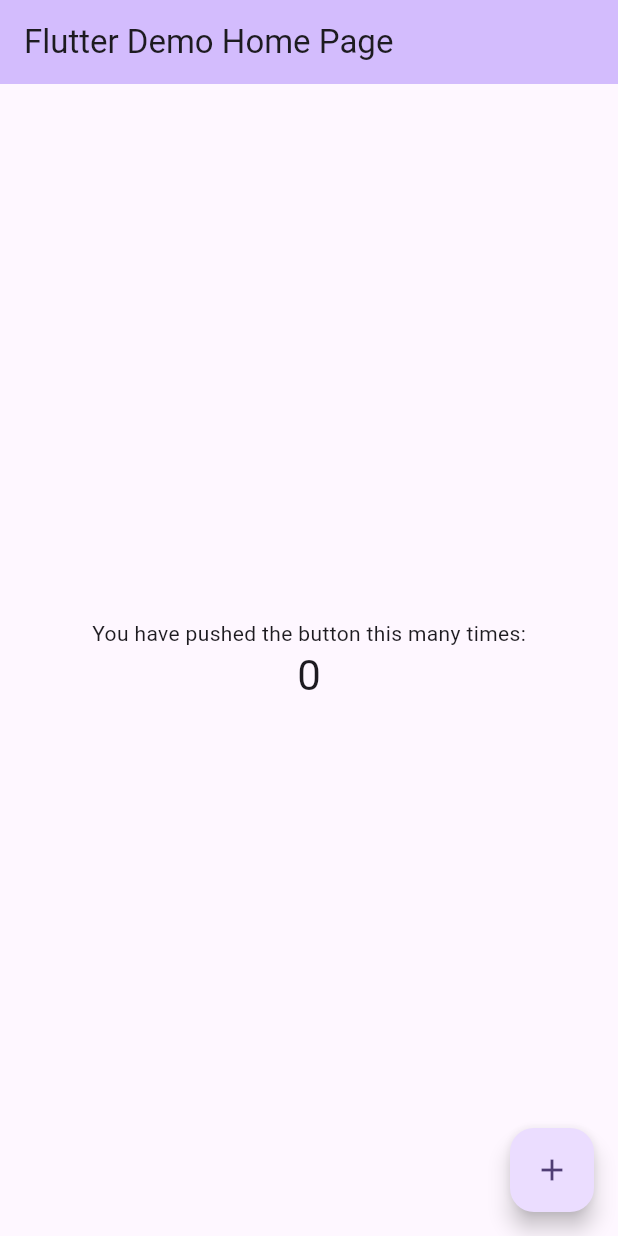
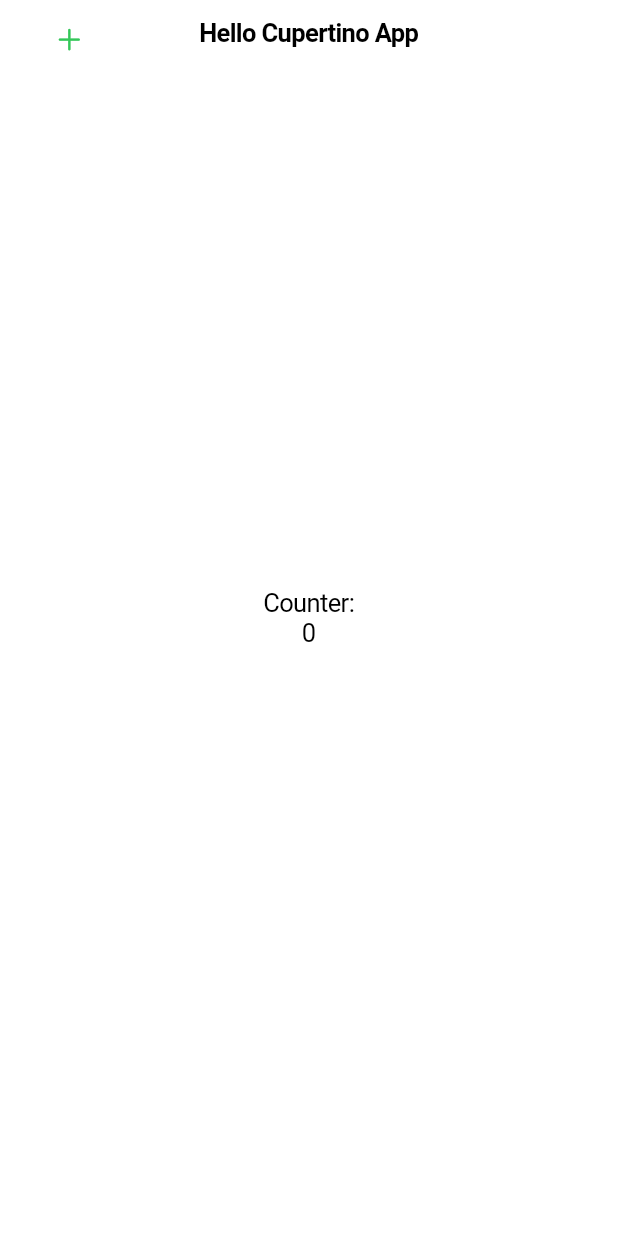
Before and after one commit to cybardev/habitmap, a Flutter app: the screen it shows after launch, on a phone screen of 412 x 824 dp. Run offline on Flutter 3.47's test engine with Material 3 defaults, Android fonts, the phone set to English and light mode, and no system bars.

Commit message:
convert style: to cupertino from material

```diff
--- a/lib/main.dart
+++ b/lib/main.dart
@@ -1,4 +1,4 @@
-import 'package:flutter/material.dart';
+import 'package:flutter/cupertino.dart';
 
 void main() {
   runApp(const MyApp());
@@ -10,9 +10,9 @@ class MyApp extends StatelessWidget {
   // This widget is the root of your application.
   @override
   Widget build(BuildContext context) {
-    return MaterialApp(
-      title: 'Flutter Demo',
-      theme: ThemeData(
+    return CupertinoApp(
+      title: 'Cupertino App Demo',
+      theme: CupertinoThemeData(
         // This is the theme of your application.
         //
         // TRY THIS: Try running your application with "flutter run". You'll see
@@ -28,9 +28,9 @@ class MyApp extends StatelessWidget {
         //
         // This works for code too, not just values: Most code changes can be
         // tested with just a hot reload.
-        colorScheme: ColorScheme.fromSeed(seedColor: Colors.deepPurple),
+        primaryColor: CupertinoColors.systemGreen,
       ),
-      home: const MyHomePage(title: 'Flutter Demo Home Page'),
+      home: const MyHomePage(title: 'Hello Cupertino App'),
     );
   }
 }
@@ -75,48 +75,38 @@ class _MyHomePageState extends State<MyHomePage> {
     // The Flutter framework has been optimized to make rerunning build methods
     // fast, so that you can just rebuild anything that needs updating rather
     // than having to individually change instances of widgets.
-    return Scaffold(
-      appBar: AppBar(
+    return CupertinoPageScaffold(
+      navigationBar: CupertinoNavigationBar(
         // TRY THIS: Try changing the color here to a specific color (to
         // Colors.amber, perhaps?) and trigger a hot reload to see the AppBar
         // change color while the other colors stay the same.
-        backgroundColor: Theme.of(context).colorScheme.inversePrimary,
+        backgroundColor: CupertinoTheme.of(context).barBackgroundColor,
         // Here we take the value from the MyHomePage object that was created by
         // the App.build method, and use it to set our appbar title.
-        title: Text(widget.title),
+        middle: Text(widget.title),
+        leading: CupertinoButton(
+          onPressed: _incrementCounter,
+          child: const Icon(CupertinoIcons.add),
         ),
-      body: Center(
+      ),
+      child: Column(
         // Center is a layout widget. It takes a single child and positions it
         // in the middle of the parent.
-        child: Column(
-          // Column is also a layout widget. It takes a list of children and
-          // arranges them vertically. By default, it sizes itself to fit its
-          // children horizontally, and tries to be as tall as its parent.
-          //
-          // Column has various properties to control how it sizes itself and
-          // how it positions its children. Here we use mainAxisAlignment to
-          // center the children vertically; the main axis here is the vertical
-          // axis because Columns are vertical (the cross axis would be
-          // horizontal).
-          //
-          // TRY THIS: Invoke "debug painting" (choose the "Toggle Debug Paint"
-          // action in the IDE, or press "p" in the console), to see the
-          // wireframe for each widget.
         mainAxisAlignment: MainAxisAlignment.center,
         children: <Widget>[
-            const Text('You have pushed the button this many times:'),
+          Center(
+            child: Column(
+              children: <Widget>[
+                const Text('Counter:'),
                 Text(
                   '$_counter',
-              style: Theme.of(context).textTheme.headlineMedium,
+                  style: CupertinoTheme.of(context).textTheme.textStyle,
                 ),
               ],
             ),
           ),
-      floatingActionButton: FloatingActionButton(
-        onPressed: _incrementCounter,
-        tooltip: 'Increment',
-        child: const Icon(Icons.add),
-      ), // This trailing comma makes auto-formatting nicer for build methods.
+        ],
+      ),
     );
   }
 }
```
Lines whose indentation alone changed are shown as unchanged.
